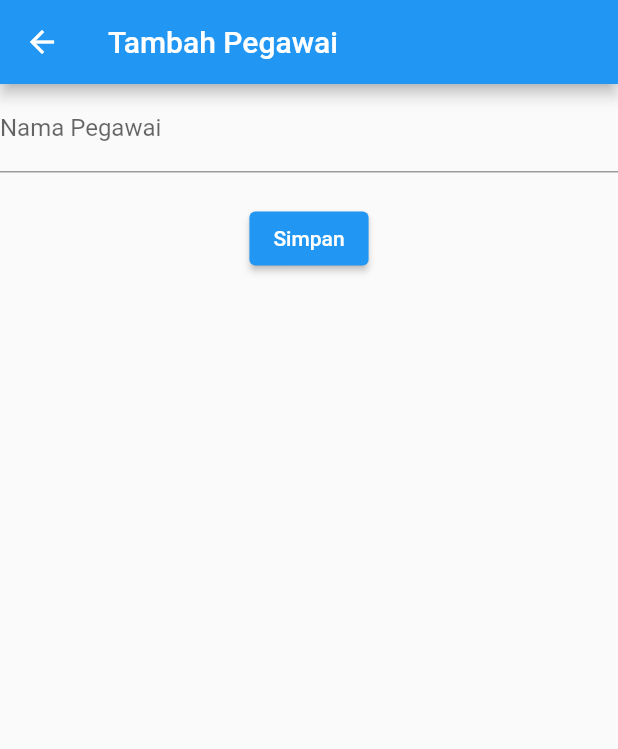
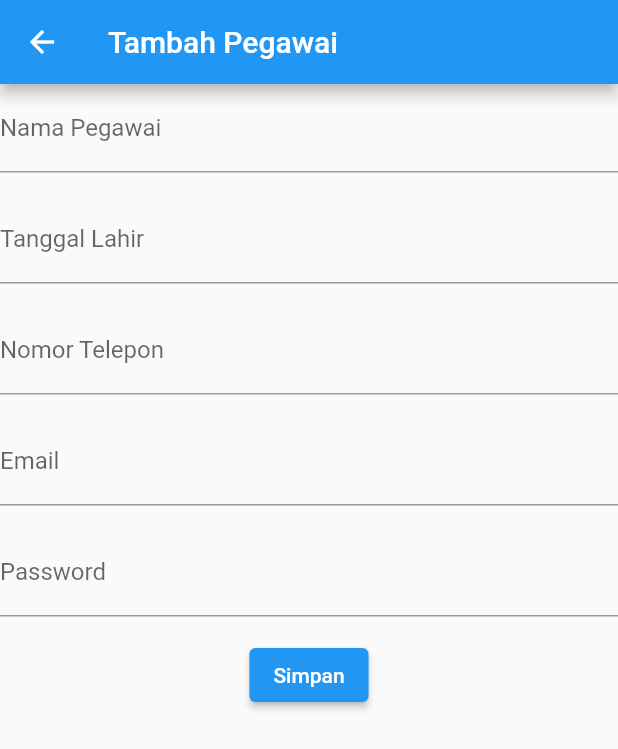
Before and after one commit to siihasann/flutter_application_hasn, a Flutter app: the PegawaiForm screen opened directly, on a phone screen of 412 x 824 dp. Shown: the top 749 px of the screen. Run offline on Flutter 3.47's test engine with Material 2 defaults, Android fonts, the phone set to English and light mode, and no system bars.

Commit message:
memperbaiki form

```diff
--- a/lib/ui/pegawai_form.dart
+++ b/lib/ui/pegawai_form.dart
@@ -19,7 +19,20 @@ class _PegawaiFormState extends State<PegawaiForm> {
             children: [
               TextField(
                   decoration: const InputDecoration(labelText: "Nama Pegawai")),
-              SizedBox(height: 20),
+              SizedBox(height: 15),
+              TextField(
+                  decoration:
+                      const InputDecoration(labelText: "Tanggal Lahir")),
+              SizedBox(height: 15),
+              TextField(
+                  decoration:
+                      const InputDecoration(labelText: "Nomor Telepon")),
+              SizedBox(height: 15),
+              TextField(decoration: const InputDecoration(labelText: "Email")),
+              SizedBox(height: 15),
+              TextField(
+                  decoration: const InputDecoration(labelText: "Password")),
+              SizedBox(height: 15),
               ElevatedButton(onPressed: () {}, child: const Text("Simpan"))
             ],
           ),
```
Also changed, not shown: lib/ui/pasien_form.dart (+11 -1 lines).
